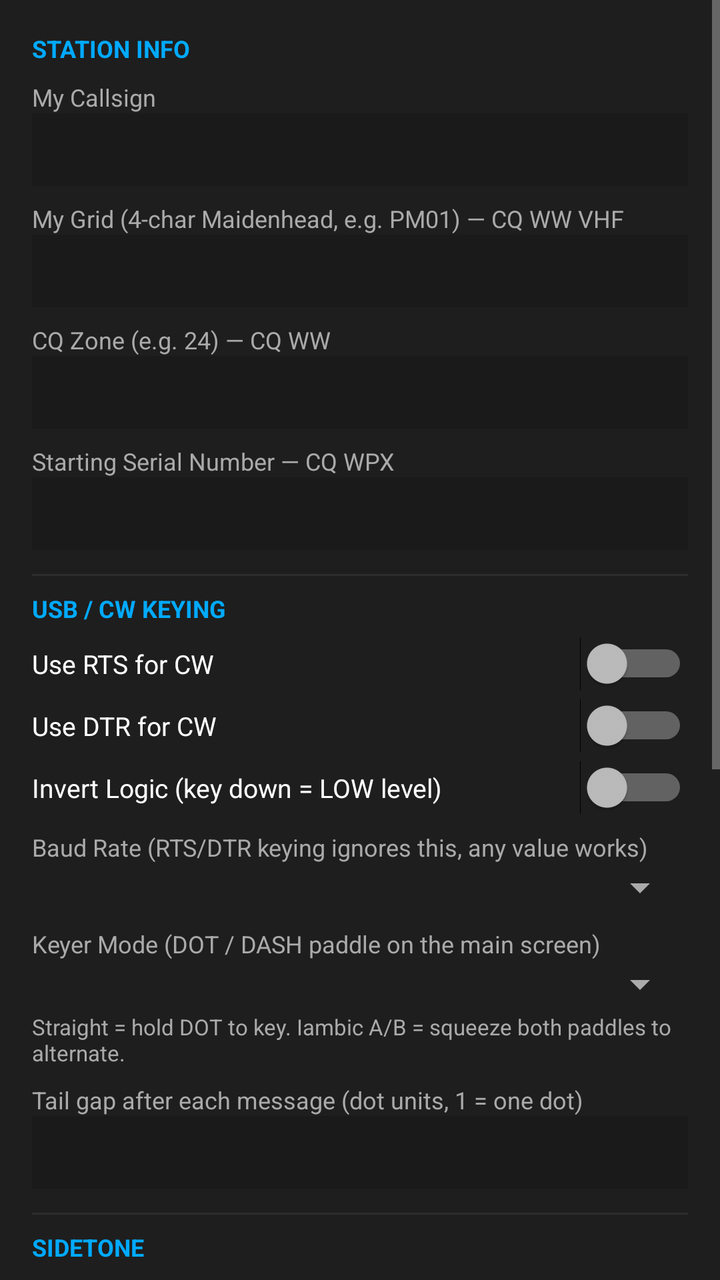
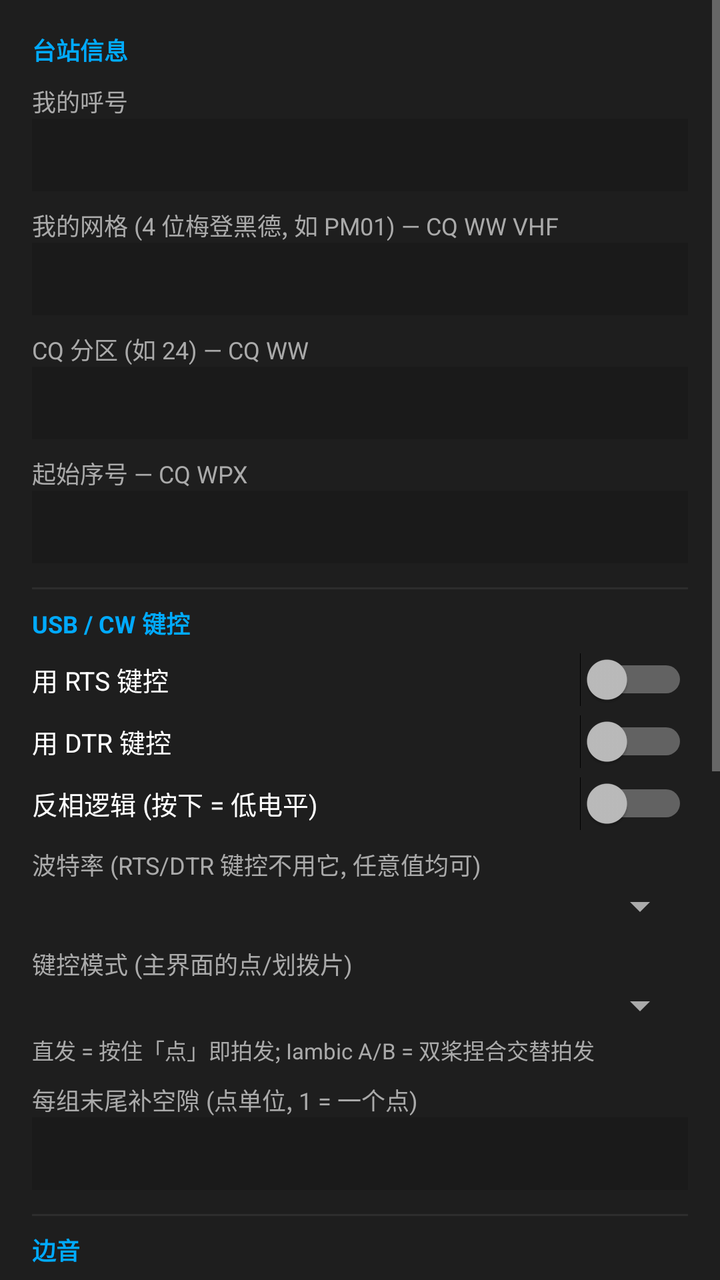

An Android layout rendered at two revisions. The XML below is the earlier revision; the diff shows what the commit changed to produce the second picture.
<!-- AndroidManifest.xml: application theme Theme.CWContest -->
<!-- res/layout/activity_settings.xml -->
<?xml version="1.0" encoding="utf-8"?>
<ScrollView xmlns:android="http://schemas.android.com/apk/res/android"
    android:layout_width="match_parent"
    android:layout_height="match_parent"
    android:background="?attr/cwBackground">

    <LinearLayout
        android:layout_width="match_parent"
        android:layout_height="wrap_content"
        android:orientation="vertical"
        android:padding="16dp">

        
        <TextView android:layout_width="match_parent" android:layout_height="wrap_content"
            android:text="STATION INFO" android:textColor="?attr/cwAccent"
            android:textSize="12sp" android:textStyle="bold"/>

        <TextView android:layout_width="match_parent" android:layout_height="wrap_content"
            android:text="My Callsign" android:textColor="?attr/cwTextDim" android:textSize="12sp"
            android:layout_marginTop="8dp"/>
        <EditText android:id="@+id/etMyCall"
            android:layout_width="match_parent" android:layout_height="wrap_content"
            android:textColor="?attr/cwText" android:textColorHint="?attr/cwTextDim"
            android:background="?attr/cwField" android:padding="6dp"
            android:inputType="textCapCharacters" android:singleLine="true"/>

        <TextView android:layout_width="match_parent" android:layout_height="wrap_content"
            android:text="My Grid (4-char Maidenhead, e.g. PM01) — CQ WW VHF"
            android:textColor="?attr/cwTextDim"
            android:textSize="12sp" android:layout_marginTop="8dp"/>
        <EditText android:id="@+id/etMyGrid"
            android:layout_width="match_parent" android:layout_height="wrap_content"
            android:textColor="?attr/cwText" android:textColorHint="?attr/cwTextDim"
            android:background="?attr/cwField" android:padding="6dp"
            android:inputType="textCapCharacters" android:singleLine="true"/>

        <TextView android:layout_width="match_parent" android:layout_height="wrap_content"
            android:text="CQ Zone (e.g. 24) — CQ WW" android:textColor="?attr/cwTextDim"
            android:textSize="12sp" android:layout_marginTop="8dp"/>
        <EditText android:id="@+id/etMyZone"
            android:layout_width="match_parent" android:layout_height="wrap_content"
            android:textColor="?attr/cwText" android:textColorHint="?attr/cwTextDim"
            android:background="?attr/cwField" android:padding="6dp"
            android:inputType="number" android:singleLine="true"/>

        <TextView android:layout_width="match_parent" android:layout_height="wrap_content"
            android:text="Starting Serial Number — CQ WPX"
            android:textColor="?attr/cwTextDim"
            android:textSize="12sp" android:layout_marginTop="8dp"/>
        <EditText android:id="@+id/etSerial"
            android:layout_width="match_parent" android:layout_height="wrap_content"
            android:textColor="?attr/cwText" android:textColorHint="?attr/cwTextDim"
            android:background="?attr/cwField" android:padding="6dp"
            android:inputType="number" android:singleLine="true"/>

        
        <View android:layout_width="match_parent" android:layout_height="1dp"
            android:background="?attr/cwSurface"
            android:layout_marginTop="12dp" android:layout_marginBottom="8dp"/>
        <TextView android:layout_width="match_parent" android:layout_height="wrap_content"
            android:text="USB / CW KEYING" android:textColor="?attr/cwAccent"
            android:textSize="12sp" android:textStyle="bold"/>

        <LinearLayout android:layout_width="match_parent" android:layout_height="wrap_content"
            android:orientation="horizontal" android:gravity="center_vertical" android:layout_marginTop="6dp">
            <TextView android:layout_width="0dp" android:layout_weight="1"
                android:text="Use RTS for CW" android:textColor="?attr/cwText" android:textSize="13sp"
                android:layout_height="wrap_content"/>
            <Switch android:id="@+id/switchRts" android:layout_width="wrap_content" android:layout_height="wrap_content"/>
        </LinearLayout>

        <LinearLayout android:layout_width="match_parent" android:layout_height="wrap_content"
            android:orientation="horizontal" android:gravity="center_vertical" android:layout_marginTop="4dp">
            <TextView android:layout_width="0dp" android:layout_weight="1"
                android:text="Use DTR for CW" android:textColor="?attr/cwText" android:textSize="13sp"
                android:layout_height="wrap_content"/>
            <Switch android:id="@+id/switchDtr" android:layout_width="wrap_content" android:layout_height="wrap_content"/>
        </LinearLayout>

        <LinearLayout android:layout_width="match_parent" android:layout_height="wrap_content"
            android:orientation="horizontal" android:gravity="center_vertical" android:layout_marginTop="4dp">
            <TextView android:layout_width="0dp" android:layout_weight="1"
                android:text="Invert Logic (key down = LOW level)" android:textColor="?attr/cwText" android:textSize="13sp"
                android:layout_height="wrap_content"/>
            <Switch android:id="@+id/switchInvert" android:layout_width="wrap_content" android:layout_height="wrap_content"/>
        </LinearLayout>

        <TextView android:layout_width="match_parent" android:layout_height="wrap_content"
            android:text="Baud Rate (RTS/DTR keying ignores this, any value works)"
            android:textColor="?attr/cwTextDim"
            android:textSize="12sp" android:layout_marginTop="8dp"/>
        <Spinner android:id="@+id/spinBaud"
            android:layout_width="match_parent" android:layout_height="wrap_content"/>

        <TextView android:layout_width="match_parent" android:layout_height="wrap_content"
            android:text="Keyer Mode (DOT / DASH paddle on the main screen)"
            android:textColor="?attr/cwTextDim"
            android:textSize="12sp" android:layout_marginTop="8dp"/>
        <Spinner android:id="@+id/spinKeyer"
            android:layout_width="match_parent" android:layout_height="wrap_content"/>

        <TextView android:layout_width="match_parent" android:layout_height="wrap_content"
            android:text="Straight = hold DOT to key. Iambic A/B = squeeze both paddles to alternate."
            android:textColor="?attr/cwTextDim"
            android:textSize="11sp" android:layout_marginTop="2dp"/>

        <TextView android:layout_width="match_parent" android:layout_height="wrap_content"
            android:text="Tail gap after each message (dot units, 1 = one dot)"
            android:textColor="?attr/cwTextDim"
            android:textSize="12sp" android:layout_marginTop="8dp"/>
        <EditText android:id="@+id/etTailGap"
            android:layout_width="match_parent" android:layout_height="wrap_content"
            android:textColor="?attr/cwText" android:textColorHint="?attr/cwTextDim"
            android:background="?attr/cwField" android:padding="6dp"
            android:inputType="number" android:singleLine="true"/>

        
        <View android:layout_width="match_parent" android:layout_height="1dp"
            android:background="?attr/cwSurface"
            android:layout_marginTop="12dp" android:layout_marginBottom="8dp"/>
        <TextView android:layout_width="match_parent" android:layout_height="wrap_content"
            android:text="SIDETONE" android:textColor="?attr/cwAccent"
            android:textSize="12sp" android:textStyle="bold"/>

        <LinearLayout android:layout_width="match_parent" android:layout_height="wrap_content"
            android:orientation="horizontal" android:gravity="center_vertical" android:layout_marginTop="6dp">
            <TextView android:layout_width="0dp" android:layout_weight="1"
                android:text="Enable Sidetone (headphone / speaker monitoring)"
                android:textColor="?attr/cwText" android:textSize="13sp"
                android:layout_height="wrap_content"/>
            <Switch android:id="@+id/switchSidetone" android:layout_width="wrap_content" android:layout_height="wrap_content"/>
        </LinearLayout>

        <TextView android:layout_width="match_parent" android:layout_height="wrap_content"
            android:text="Frequency (Hz, e.g. 700)" android:textColor="?attr/cwTextDim"
            android:textSize="12sp" android:layout_marginTop="8dp"/>
        <EditText android:id="@+id/etSidetoneFreq"
            android:layout_width="match_parent" android:layout_height="wrap_content"
            android:textColor="?attr/cwText" android:textColorHint="?attr/cwTextDim"
            android:background="?attr/cwField" android:padding="6dp"
            android:inputType="number" android:singleLine="true"/>

        <TextView android:layout_width="match_parent" android:layout_height="wrap_content"
            android:text="Volume" android:textColor="?attr/cwTextDim"
            android:textSize="12sp" android:layout_marginTop="8dp"/>
        <SeekBar android:id="@+id/seekSidetoneVol"
            android:layout_width="match_parent" android:layout_height="wrap_content"/>

        
        <View android:layout_width="match_parent" android:layout_height="1dp"
            android:background="?attr/cwSurface"
            android:layout_marginTop="12dp" android:layout_marginBottom="8dp"/>
        <TextView android:layout_width="match_parent" android:layout_height="wrap_content"
            android:text="CQ LOOP" android:textColor="?attr/cwAccent"
            android:textSize="12sp" android:textStyle="bold"/>

        <LinearLayout android:layout_width="match_parent" android:layout_height="wrap_content"
            android:orientation="horizontal" android:gravity="center_vertical" android:layout_marginTop="6dp">
            <TextView android:layout_width="0dp" android:layout_weight="1"
                android:text="Enable CQ Loop (press F1 to start, ABORT to stop)"
                android:textColor="?attr/cwText" android:textSize="13sp"
                android:layout_height="wrap_content"/>
            <Switch android:id="@+id/switchCqLoop" android:layout_width="wrap_content" android:layout_height="wrap_content"/>
        </LinearLayout>

        <TextView android:layout_width="match_parent" android:layout_height="wrap_content"
            android:text="Repeat Interval (seconds)" android:textColor="?attr/cwTextDim"
            android:textSize="12sp" android:layout_marginTop="8dp"/>
        <EditText android:id="@+id/etCqInterval"
            android:layout_width="match_parent" android:layout_height="wrap_content"
            android:textColor="?attr/cwText" android:textColorHint="?attr/cwTextDim"
            android:background="?attr/cwField" android:padding="6dp"
            android:inputType="numberDecimal" android:singleLine="true"/>

        
        <View android:layout_width="match_parent" android:layout_height="1dp"
            android:background="?attr/cwSurface"
            android:layout_marginTop="12dp" android:layout_marginBottom="8dp"/>
        <TextView android:layout_width="match_parent" android:layout_height="wrap_content"
            android:text="APPEARANCE" android:textColor="?attr/cwAccent"
            android:textSize="12sp" android:textStyle="bold"/>

        <LinearLayout android:layout_width="match_parent" android:layout_height="wrap_content"
            android:orientation="horizontal" android:gravity="center_vertical" android:layout_marginTop="6dp">
            <TextView android:layout_width="0dp" android:layout_weight="1"
                android:text="Dark theme (off = light theme)"
                android:textColor="?attr/cwText" android:textSize="13sp"
                android:layout_height="wrap_content"/>
            <Switch android:id="@+id/switchDark" android:layout_width="wrap_content" android:layout_height="wrap_content"/>
        </LinearLayout>

        
        <Button
            android:id="@+id/btnSaveSettings"
            android:layout_width="match_parent"
            android:layout_height="48dp"
            android:text="SAVE SETTINGS"
            android:textSize="14sp"
            android:layout_marginTop="20dp"/>

    </LinearLayout>
</ScrollView>
<!-- resources referenced by this layout -->
<resources>
  <style name="Theme.CWContest" parent="Theme.AppCompat.NoActionBar">
          <item name="colorPrimary">#00AAFF</item>
          <item name="colorPrimaryDark">#005580</item>
          <item name="colorAccent">#00FF88</item>
  
          <item name="cwBackground">#1E1E1E</item>
          <item name="cwSurface">#2D2D2D</item>
          <item name="cwSurfaceAlt">#252525</item>
          <item name="cwText">#FFFFFF</item>
          <item name="cwTextDim">#AAAAAA</item>
          <item name="cwAccent">#00AAFF</item>
          <item name="cwAccentAlt">#00FF88</item>
          <item name="cwField">#1A1A1A</item>
          <item name="cwButton">#2A3A4A</item>
          <item name="cwWarn">#FF4444</item>
  
          <item name="android:windowBackground">#1E1E1E</item>
          <item name="android:textColorPrimary">#FFFFFF</item>
          <item name="android:textColorSecondary">#AAAAAA</item>
          <item name="android:statusBarColor">#121212</item>
          <item name="android:navigationBarColor">#1E1E1E</item>
      </style>
</resources>

<!-- the commit's change to res/layout/activity_settings.xml (unified diff, before → after) -->
@@ -12,11 +12,11 @@
 
         
         <TextView android:layout_width="match_parent" android:layout_height="wrap_content"
-            android:text="STATION INFO" android:textColor="?attr/cwAccent"
-            android:textSize="12sp" android:textStyle="bold"/>
-
-        <TextView android:layout_width="match_parent" android:layout_height="wrap_content"
-            android:text="My Callsign" android:textColor="?attr/cwTextDim" android:textSize="12sp"
+            android:text="台站信息" android:textColor="?attr/cwAccent"
+            android:textSize="12sp" android:textStyle="bold"/>
+
+        <TextView android:layout_width="match_parent" android:layout_height="wrap_content"
+            android:text="我的呼号" android:textColor="?attr/cwTextDim" android:textSize="12sp"
             android:layout_marginTop="8dp"/>
         <EditText android:id="@+id/etMyCall"
             android:layout_width="match_parent" android:layout_height="wrap_content"
@@ -25,7 +25,7 @@
             android:inputType="textCapCharacters" android:singleLine="true"/>
 
         <TextView android:layout_width="match_parent" android:layout_height="wrap_content"
-            android:text="My Grid (4-char Maidenhead, e.g. PM01) — CQ WW VHF"
+            android:text="我的网格 (4 位梅登黑德, 如 PM01) — CQ WW VHF"
             android:textColor="?attr/cwTextDim"
             android:textSize="12sp" android:layout_marginTop="8dp"/>
         <EditText android:id="@+id/etMyGrid"
@@ -35,7 +35,7 @@
             android:inputType="textCapCharacters" android:singleLine="true"/>
 
         <TextView android:layout_width="match_parent" android:layout_height="wrap_content"
-            android:text="CQ Zone (e.g. 24) — CQ WW" android:textColor="?attr/cwTextDim"
+            android:text="CQ 分区 (如 24) — CQ WW" android:textColor="?attr/cwTextDim"
             android:textSize="12sp" android:layout_marginTop="8dp"/>
         <EditText android:id="@+id/etMyZone"
             android:layout_width="match_parent" android:layout_height="wrap_content"
@@ -44,7 +44,7 @@
             android:inputType="number" android:singleLine="true"/>
 
         <TextView android:layout_width="match_parent" android:layout_height="wrap_content"
-            android:text="Starting Serial Number — CQ WPX"
+            android:text="起始序号 — CQ WPX"
             android:textColor="?attr/cwTextDim"
             android:textSize="12sp" android:layout_marginTop="8dp"/>
         <EditText android:id="@+id/etSerial"
@@ -58,13 +58,13 @@
             android:background="?attr/cwSurface"
             android:layout_marginTop="12dp" android:layout_marginBottom="8dp"/>
         <TextView android:layout_width="match_parent" android:layout_height="wrap_content"
-            android:text="USB / CW KEYING" android:textColor="?attr/cwAccent"
-            android:textSize="12sp" android:textStyle="bold"/>
-
-        <LinearLayout android:layout_width="match_parent" android:layout_height="wrap_content"
-            android:orientation="horizontal" android:gravity="center_vertical" android:layout_marginTop="6dp">
-            <TextView android:layout_width="0dp" android:layout_weight="1"
-                android:text="Use RTS for CW" android:textColor="?attr/cwText" android:textSize="13sp"
+            android:text="USB / CW 键控" android:textColor="?attr/cwAccent"
+            android:textSize="12sp" android:textStyle="bold"/>
+
+        <LinearLayout android:layout_width="match_parent" android:layout_height="wrap_content"
+            android:orientation="horizontal" android:gravity="center_vertical" android:layout_marginTop="6dp">
+            <TextView android:layout_width="0dp" android:layout_weight="1"
+                android:text="用 RTS 键控" android:textColor="?attr/cwText" android:textSize="13sp"
                 android:layout_height="wrap_content"/>
             <Switch android:id="@+id/switchRts" android:layout_width="wrap_content" android:layout_height="wrap_content"/>
         </LinearLayout>
@@ -72,7 +72,7 @@
         <LinearLayout android:layout_width="match_parent" android:layout_height="wrap_content"
             android:orientation="horizontal" android:gravity="center_vertical" android:layout_marginTop="4dp">
             <TextView android:layout_width="0dp" android:layout_weight="1"
-                android:text="Use DTR for CW" android:textColor="?attr/cwText" android:textSize="13sp"
+                android:text="用 DTR 键控" android:textColor="?attr/cwText" android:textSize="13sp"
                 android:layout_height="wrap_content"/>
             <Switch android:id="@+id/switchDtr" android:layout_width="wrap_content" android:layout_height="wrap_content"/>
         </LinearLayout>
@@ -80,32 +80,32 @@
         <LinearLayout android:layout_width="match_parent" android:layout_height="wrap_content"
             android:orientation="horizontal" android:gravity="center_vertical" android:layout_marginTop="4dp">
             <TextView android:layout_width="0dp" android:layout_weight="1"
-                android:text="Invert Logic (key down = LOW level)" android:textColor="?attr/cwText" android:textSize="13sp"
+                android:text="反相逻辑 (按下 = 低电平)" android:textColor="?attr/cwText" android:textSize="13sp"
                 android:layout_height="wrap_content"/>
             <Switch android:id="@+id/switchInvert" android:layout_width="wrap_content" android:layout_height="wrap_content"/>
         </LinearLayout>
 
         <TextView android:layout_width="match_parent" android:layout_height="wrap_content"
-            android:text="Baud Rate (RTS/DTR keying ignores this, any value works)"
+            android:text="波特率 (RTS/DTR 键控不用它, 任意值均可)"
             android:textColor="?attr/cwTextDim"
             android:textSize="12sp" android:layout_marginTop="8dp"/>
         <Spinner android:id="@+id/spinBaud"
             android:layout_width="match_parent" android:layout_height="wrap_content"/>
 
         <TextView android:layout_width="match_parent" android:layout_height="wrap_content"
-            android:text="Keyer Mode (DOT / DASH paddle on the main screen)"
+            android:text="键控模式 (主界面的点/划拨片)"
             android:textColor="?attr/cwTextDim"
             android:textSize="12sp" android:layout_marginTop="8dp"/>
         <Spinner android:id="@+id/spinKeyer"
             android:layout_width="match_parent" android:layout_height="wrap_content"/>
 
         <TextView android:layout_width="match_parent" android:layout_height="wrap_content"
-            android:text="Straight = hold DOT to key. Iambic A/B = squeeze both paddles to alternate."
+            android:text="直发 = 按住「点」即拍发; Iambic A/B = 双桨捏合交替拍发"
             android:textColor="?attr/cwTextDim"
             android:textSize="11sp" android:layout_marginTop="2dp"/>
 
         <TextView android:layout_width="match_parent" android:layout_height="wrap_content"
-            android:text="Tail gap after each message (dot units, 1 = one dot)"
+            android:text="每组末尾补空隙 (点单位, 1 = 一个点)"
             android:textColor="?attr/cwTextDim"
             android:textSize="12sp" android:layout_marginTop="8dp"/>
         <EditText android:id="@+id/etTailGap"
@@ -119,20 +119,20 @@
             android:background="?attr/cwSurface"
             android:layout_marginTop="12dp" android:layout_marginBottom="8dp"/>
         <TextView android:layout_width="match_parent" android:layout_height="wrap_content"
-            android:text="SIDETONE" android:textColor="?attr/cwAccent"
-            android:textSize="12sp" android:textStyle="bold"/>
-
-        <LinearLayout android:layout_width="match_parent" android:layout_height="wrap_content"
-            android:orientation="horizontal" android:gravity="center_vertical" android:layout_marginTop="6dp">
-            <TextView android:layout_width="0dp" android:layout_weight="1"
-                android:text="Enable Sidetone (headphone / speaker monitoring)"
+            android:text="边音" android:textColor="?attr/cwAccent"
+            android:textSize="12sp" android:textStyle="bold"/>
+
+        <LinearLayout android:layout_width="match_parent" android:layout_height="wrap_content"
+            android:orientation="horizontal" android:gravity="center_vertical" android:layout_marginTop="6dp">
+            <TextView android:layout_width="0dp" android:layout_weight="1"
+                android:text="开启边音 (耳机 / 扬声器监听)"
                 android:textColor="?attr/cwText" android:textSize="13sp"
                 android:layout_height="wrap_content"/>
             <Switch android:id="@+id/switchSidetone" android:layout_width="wrap_content" android:layout_height="wrap_content"/>
         </LinearLayout>
 
         <TextView android:layout_width="match_parent" android:layout_height="wrap_content"
-            android:text="Frequency (Hz, e.g. 700)" android:textColor="?attr/cwTextDim"
+            android:text="频率 (Hz, 如 700)" android:textColor="?attr/cwTextDim"
             android:textSize="12sp" android:layout_marginTop="8dp"/>
         <EditText android:id="@+id/etSidetoneFreq"
             android:layout_width="match_parent" android:layout_height="wrap_content"
@@ -141,7 +141,7 @@
             android:inputType="number" android:singleLine="true"/>
 
         <TextView android:layout_width="match_parent" android:layout_height="wrap_content"
-            android:text="Volume" android:textColor="?attr/cwTextDim"
+            android:text="音量" android:textColor="?attr/cwTextDim"
             android:textSize="12sp" android:layout_marginTop="8dp"/>
         <SeekBar android:id="@+id/seekSidetoneVol"
             android:layout_width="match_parent" android:layout_height="wrap_content"/>
@@ -151,20 +151,20 @@
             android:background="?attr/cwSurface"
             android:layout_marginTop="12dp" android:layout_marginBottom="8dp"/>
         <TextView android:layout_width="match_parent" android:layout_height="wrap_content"
-            android:text="CQ LOOP" android:textColor="?attr/cwAccent"
-            android:textSize="12sp" android:textStyle="bold"/>
-
-        <LinearLayout android:layout_width="match_parent" android:layout_height="wrap_content"
-            android:orientation="horizontal" android:gravity="center_vertical" android:layout_marginTop="6dp">
-            <TextView android:layout_width="0dp" android:layout_weight="1"
-                android:text="Enable CQ Loop (press F1 to start, ABORT to stop)"
+            android:text="CQ 循环" android:textColor="?attr/cwAccent"
+            android:textSize="12sp" android:textStyle="bold"/>
+
+        <LinearLayout android:layout_width="match_parent" android:layout_height="wrap_content"
+            android:orientation="horizontal" android:gravity="center_vertical" android:layout_marginTop="6dp">
+            <TextView android:layout_width="0dp" android:layout_weight="1"
+                android:text="开启 CQ 循环 (按 F1 开始, 按中止停止)"
                 android:textColor="?attr/cwText" android:textSize="13sp"
                 android:layout_height="wrap_content"/>
             <Switch android:id="@+id/switchCqLoop" android:layout_width="wrap_content" android:layout_height="wrap_content"/>
         </LinearLayout>
 
         <TextView android:layout_width="match_parent" android:layout_height="wrap_content"
-            android:text="Repeat Interval (seconds)" android:textColor="?attr/cwTextDim"
+            android:text="重复间隔 (秒)" android:textColor="?attr/cwTextDim"
             android:textSize="12sp" android:layout_marginTop="8dp"/>
         <EditText android:id="@+id/etCqInterval"
             android:layout_width="match_parent" android:layout_height="wrap_content"
@@ -177,13 +177,13 @@
             android:background="?attr/cwSurface"
             android:layout_marginTop="12dp" android:layout_marginBottom="8dp"/>
         <TextView android:layout_width="match_parent" android:layout_height="wrap_content"
-            android:text="APPEARANCE" android:textColor="?attr/cwAccent"
-            android:textSize="12sp" android:textStyle="bold"/>
-
-        <LinearLayout android:layout_width="match_parent" android:layout_height="wrap_content"
-            android:orientation="horizontal" android:gravity="center_vertical" android:layout_marginTop="6dp">
-            <TextView android:layout_width="0dp" android:layout_weight="1"
-                android:text="Dark theme (off = light theme)"
+            android:text="外观" android:textColor="?attr/cwAccent"
+            android:textSize="12sp" android:textStyle="bold"/>
+
+        <LinearLayout android:layout_width="match_parent" android:layout_height="wrap_content"
+            android:orientation="horizontal" android:gravity="center_vertical" android:layout_marginTop="6dp">
+            <TextView android:layout_width="0dp" android:layout_weight="1"
+                android:text="暗色主题 (关闭 = 亮色主题)"
                 android:textColor="?attr/cwText" android:textSize="13sp"
                 android:layout_height="wrap_content"/>
             <Switch android:id="@+id/switchDark" android:layout_width="wrap_content" android:layout_height="wrap_content"/>
@@ -194,7 +194,7 @@
             android:id="@+id/btnSaveSettings"
             android:layout_width="match_parent"
             android:layout_height="48dp"
-            android:text="SAVE SETTINGS"
+            android:text="保存设置"
             android:textSize="14sp"
             android:layout_marginTop="20dp"/>
 
